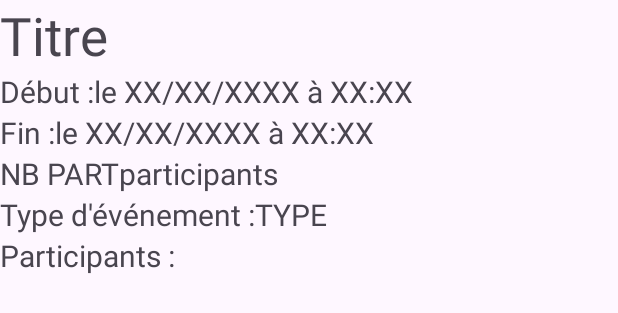
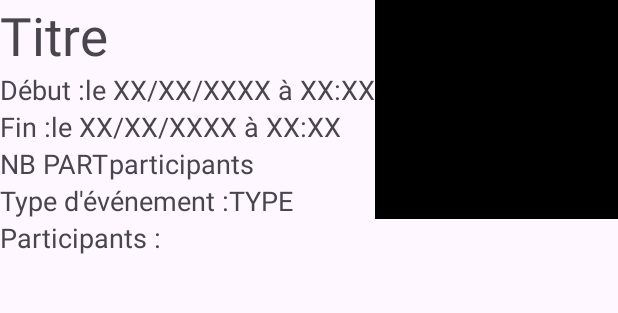
Before and after one commit to ckizp/android-app, an Android app: the layout activity_custom_list_view.xml on its own in the app's theme, with its tools: preview values and no code run, on a phone screen of 412 x 824 dp. Shown: the top 313 px of the screen. Run offline under Robolectric (Android 15) with nearby library versions, the light colour scheme and no system bars.

Commit message:
fin gestion image

```diff
--- a/app/build.gradle.kts
+++ b/app/build.gradle.kts
@@ -40,6 +40,9 @@ dependencies {
     implementation("androidx.constraintlayout:constraintlayout:2.1.4")
     implementation("com.google.firebase:firebase-auth:22.3.1")
     implementation("com.google.firebase:firebase-firestore:24.11.0")
+
+    implementation("com.google.firebase:firebase-storage:20.3.0")
+
     testImplementation("junit:junit:4.13.2")
     androidTestImplementation("androidx.test.ext:junit:1.1.5")
     androidTestImplementation("androidx.test.espresso:espresso-core:3.5.1")
--- a/app/src/main/java/uqac/dim/eventmatch/models/User.java
+++ b/app/src/main/java/uqac/dim/eventmatch/models/User.java
@@ -12,7 +12,7 @@ public class User {
      * Fields                                                                  *
      *                                                                         *
      **************************************************************************/
-
+    //TODO : Finir les attributs de chaque user
     private String email;
     private String password;
 
--- a/app/src/main/res/layout/activity_custom_list_view.xml
+++ b/app/src/main/res/layout/activity_custom_list_view.xml
@@ -5,6 +5,18 @@
     android:layout_width="match_parent"
     android:layout_height="match_parent"
     tools:context=".ui.activities.CustomListView"
+    android:orientation="vertical">
+
+    <!-- TODO: Rendre cette interface jolie    -->
+    <LinearLayout
+        android:layout_width="match_parent"
+        android:layout_height="wrap_content"
+        android:orientation="horizontal">
+
+
+        <LinearLayout
+            android:layout_width="wrap_content"
+            android:layout_height="wrap_content"
             android:orientation="vertical">
 
             <TextView
@@ -20,13 +32,13 @@
                 <TextView
                     android:layout_width="wrap_content"
                     android:layout_height="wrap_content"
-            android:textSize="20sp"
+                    android:textSize="18sp"
                     android:text="@string/list_debut"/>
                 <TextView
                     android:id="@+id/liste_debut"
                     android:layout_width="wrap_content"
                     android:layout_height="wrap_content"
-            android:textSize="20sp"
+                    android:textSize="18sp"
                     android:text="@string/list_date"/>
             </LinearLayout>
             <LinearLayout
@@ -36,13 +48,13 @@
                 <TextView
                     android:layout_width="wrap_content"
                     android:layout_height="wrap_content"
-            android:textSize="20sp"
+                    android:textSize="18sp"
                     android:text="@string/list_fin"/>
                 <TextView
                     android:id="@+id/liste_fin"
                     android:layout_width="wrap_content"
                     android:layout_height="wrap_content"
-            android:textSize="20sp"
+                    android:textSize="18sp"
                     android:text="@string/list_date"/>
             </LinearLayout>
             <LinearLayout
@@ -53,12 +65,12 @@
                     android:id="@+id/liste_nb"
                     android:layout_width="wrap_content"
                     android:layout_height="wrap_content"
-            android:textSize="20sp"
+                    android:textSize="18sp"
                     android:text="@string/list_nb"/>
                 <TextView
                     android:layout_width="wrap_content"
                     android:layout_height="wrap_content"
-            android:textSize="20sp"
+                    android:textSize="18sp"
                     android:text="@string/list_participant"/>
             </LinearLayout>
             <LinearLayout
@@ -68,20 +80,31 @@
                 <TextView
                     android:layout_width="wrap_content"
                     android:layout_height="wrap_content"
-            android:textSize="20sp"
+                    android:textSize="18sp"
                     android:text="@string/list_typeevent"/>
                 <TextView
                     android:id="@+id/liste_type"
                     android:layout_width="wrap_content"
                     android:layout_height="wrap_content"
-            android:textSize="20sp"
+                    android:textSize="18sp"
                     android:text="@string/list_type"/>
             </LinearLayout>
+        </LinearLayout>
+
+        <ImageView
+            android:id="@+id/liste_image"
+            android:layout_width="match_parent"
+            android:layout_height="match_parent"
+            android:src="@color/black" />
+
+    </LinearLayout>
+
     <TextView
         android:layout_width="wrap_content"
         android:layout_height="wrap_content"
-        android:textSize="20sp"
+        android:textSize="18sp"
         android:text="@string/list_participants"/>
+
     <ListView
         android:id="@+id/liste_partlist"
         android:layout_width="wrap_content"
--- a/app/src/main/res/layout/activity_user_cutom_list_view.xml
+++ b/app/src/main/res/layout/activity_user_cutom_list_view.xml
@@ -4,7 +4,9 @@
     xmlns:tools="http://schemas.android.com/tools"
     android:layout_width="match_parent"
     android:layout_height="match_parent"
-    tools:context=".ui.activities.UserCustomListView">
+    tools:context=".ui.activities.UserCustomListView"
+    android:orientation="vertical">
+    <!-- TODO: Rendre cette interface jolie    -->
     <TextView
         android:id="@+id/list_user"
         android:textSize="15sp"
```
Also changed, not shown: app/src/main/java/uqac/dim/eventmatch/adapters/EventListAdapter.java (+70 -9 lines), app/src/main/java/uqac/dim/eventmatch/adapters/UserListAdapter.java (+5 -3 lines), app/src/main/java/uqac/dim/eventmatch/models/Event.java (+53 -116 lines), app/src/main/java/uqac/dim/eventmatch/ui/fragments/main/CreateFragment.java (+29 -6 lines), app/src/main/java/uqac/dim/eventmatch/ui/fragments/main/SearchFragment.java (+6 -5 lines). Lines whose indentation alone changed are shown as unchanged.
